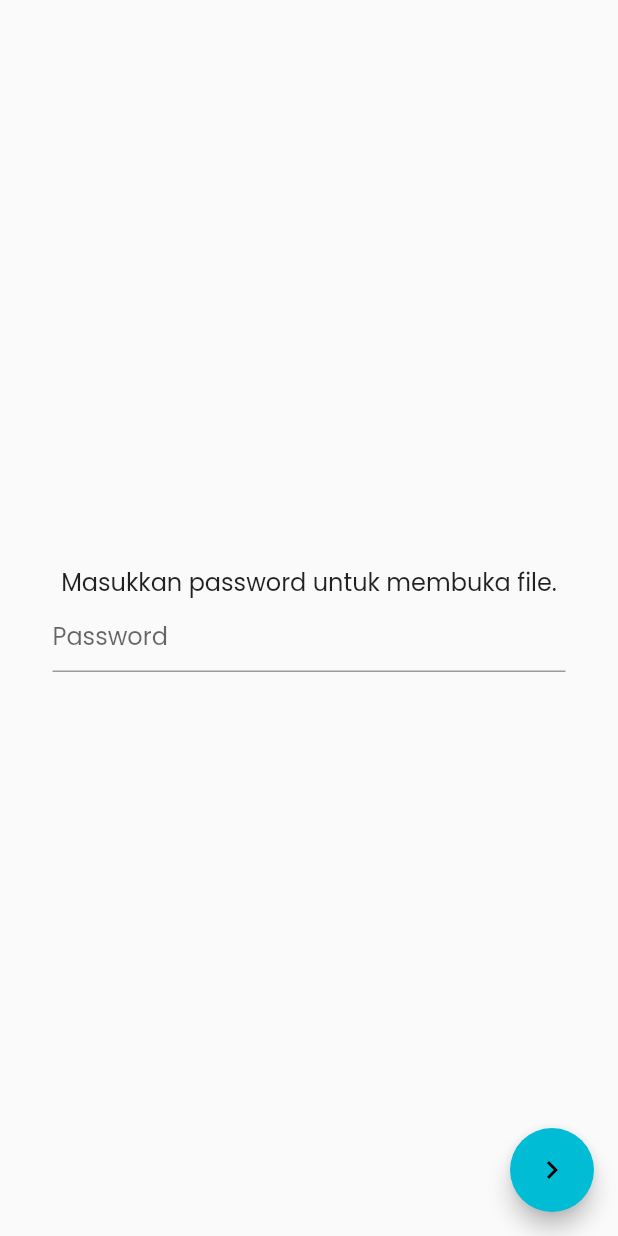
After one commit to qolbudr/phypo, a Flutter app: the screen it shows after launch, after a tap on "Modul Guru", on a phone screen of 412 x 824 dp. The commit adds this screen. Run offline on Flutter 3.47's test engine with Material 2 defaults, Android fonts, the phone set to English and light mode, and no system bars; our stand-ins replace google_fonts; missing offline and left inert: flutter_pdfview; network calls fail.

Commit message:
Create password page

```diff
--- a/lib/home.dart
+++ b/lib/home.dart
@@ -2,6 +2,7 @@ import 'package:flutter/cupertino.dart';
 import 'package:flutter/material.dart';
 import 'package:flutter/services.dart';
 import 'package:google_fonts/google_fonts.dart';
+import 'package:phypo/password_page.dart';
 import 'package:phypo/pdf_viewer.dart';
 
 class Home extends StatelessWidget {
@@ -62,7 +63,7 @@ class Home extends StatelessWidget {
     	  				  child: GestureDetector(
     	  				  	onTap: () => Navigator.push(context, CupertinoPageRoute(
     	  				  		builder: (context) => const PdfViewer(
-    	  				  			url: 'https://firebasestorage.googleapis.com/v0/b/phypo-8d378.appspot.com/o/lkpd_1.pdf?alt=media&token=3604a263-9752-45ef-be74-42462996c67e',
+    	  				  			url: 'https://firebasestorage.googleapis.com/v0/b/phypo-8d378.appspot.com/o/buku_saku.pdf?alt=media&token=c32a21c6-c82a-45a9-889b-75cb7554d26a',
     	  				  			name: 'Buku Saku'
     	  				  		)
     	  				  	)),
@@ -97,7 +98,15 @@ class Home extends StatelessWidget {
     	  				Expanded(
     	  					child: Column(
     	  						children: [
-    	  							Container(
+    	  							GestureDetector(
+    	  								onTap: () => Navigator.push(context, CupertinoPageRoute(
+		    	  				  		builder: (context) => const PasswordPage(
+		    	  				  			password: 'modulguru123',
+		    	  				  			url: 'https://firebasestorage.googleapis.com/v0/b/phypo-8d378.appspot.com/o/modul_pembelajaran.pdf?alt=media&token=d646b475-e972-40f6-9be0-539d8ef83b5f',
+		    	  				  			name: 'Modul Pembelajaran'
+		    	  				  		)
+		    	  				  	)),
+    	  							  child: Container(
     	  							  	height: 85,
     	  							  	padding: const EdgeInsets.all(15),
     	  							  	decoration: const BoxDecoration(
@@ -124,6 +133,7 @@ class Home extends StatelessWidget {
 			    		        					],
 			    		        				),
     		        						],
+    		        					),
     	  							  ),
     	  							),
     	  							const SizedBox(height: 10),
@@ -168,7 +178,15 @@ class Home extends StatelessWidget {
 							const SizedBox(height: 20),
 							Column(
 								children: [
-									Container(
+									GestureDetector(
+										onTap: () => Navigator.push(context, CupertinoPageRoute(
+    	  				  		builder: (context) => const PasswordPage(
+    	  				  			password: 'lkpd1123',
+    	  				  			url: 'https://firebasestorage.googleapis.com/v0/b/phypo-8d378.appspot.com/o/lkpd_1.pdf?alt=media&token=3604a263-9752-45ef-be74-42462996c67e',
+    	  				  			name: 'LKPD I'
+    	  				  		)
+    	  				  	)),
+									  child: Container(
 									  	width: double.infinity,
 									  	padding: const EdgeInsets.all(15),
 									  	decoration: const BoxDecoration(
@@ -196,8 +214,17 @@ class Home extends StatelessWidget {
 	    		        		],
 	    		        	),
 									  ),
+									),
 									const SizedBox(height: 10),
-									Container(
+									GestureDetector(
+										onTap: () => Navigator.push(context, CupertinoPageRoute(
+    	  				  		builder: (context) => const PasswordPage(
+    	  				  			password: 'lkpd2123',
+    	  				  			url: 'https://firebasestorage.googleapis.com/v0/b/phypo-8d378.appspot.com/o/lkpd_2.pdf?alt=media&token=349927fc-fa31-41c8-bbd6-07fa52dab2a5',
+    	  				  			name: 'LKPD II'
+    	  				  		)
+    	  				  	)),
+									  child: Container(
 									  	width: double.infinity,
 									  	padding: const EdgeInsets.all(15),
 									  	decoration: const BoxDecoration(
@@ -224,6 +251,7 @@ class Home extends StatelessWidget {
     		        				)
 	    		        		],
 	    		        	),
+								  ),
 								)
 							],
 						)
--- /dev/null
+++ b/lib/password_page.dart
@@ -0,0 +1,73 @@
+import 'package:flutter/cupertino.dart';
+import 'package:flutter/material.dart';
+import 'package:phypo/pdf_viewer.dart';
+
+class PasswordPage extends StatefulWidget {
+  const PasswordPage({Key? key, required this.password, required this.url, required this.name}) : super(key: key);
+  final String password;
+  final String url;
+  final String name;
+
+  @override
+  State<PasswordPage> createState() => _PasswordPageState();
+}
+
+class _PasswordPageState extends State<PasswordPage> {
+  final _passwordController = TextEditingController();
+
+  @override
+  void dispose()
+  {
+  	_passwordController.dispose();
+  	super.dispose();
+  }
+
+  void checkPassword()
+  {
+  	if(widget.password == _passwordController.value.text)
+  	{
+  		Navigator.pushReplacement(context, CupertinoPageRoute(
+  			builder: (context) => PdfViewer(
+  				url: widget.url,
+  				name: widget.name
+  			)
+  		));
+  	}
+  	else
+  	{
+  		_passwordController.clear();
+  	}
+  }
+
+  @override
+  Widget build(BuildContext context) {
+    return Scaffold(
+    	body: Column(
+    	  children: [
+    	    Expanded(
+    	      child: Padding(
+    	        padding: const EdgeInsets.all(35),
+    	        child: Column(
+    	        	mainAxisAlignment: MainAxisAlignment.center,
+    	        	children: [
+    	        		const Text("Masukkan password untuk membuka file.", style: TextStyle(fontSize: 16)),
+    	        		TextField(
+    	        			controller: _passwordController,
+    	        			obscureText: true,
+    	        			decoration: const InputDecoration(
+    	        				hintText: 'Password'
+    	        			),
+    	        		)
+    	        	],
+    	        ),
+    	      ),
+    	    ),
+    	  ],
+    	),
+    	floatingActionButton: FloatingActionButton(
+    		onPressed: checkPassword,
+    		child: const Icon(Icons.chevron_right),
+    	),
+    );
+  }
+}
```
Lines whose indentation alone changed are shown as unchanged.
